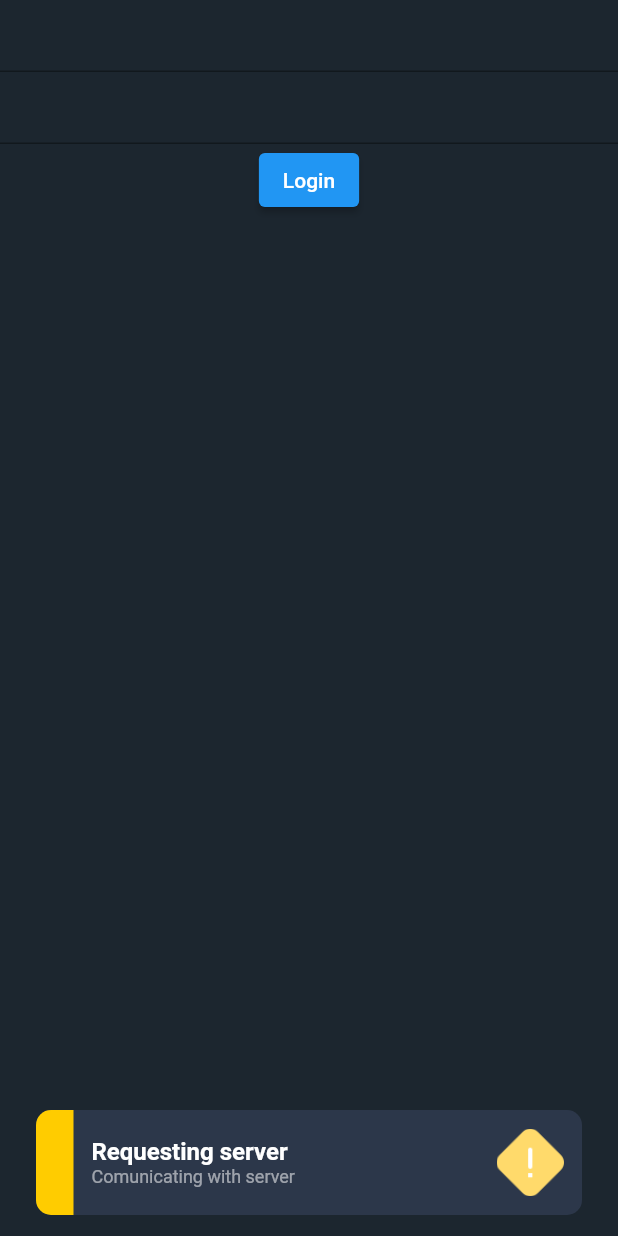
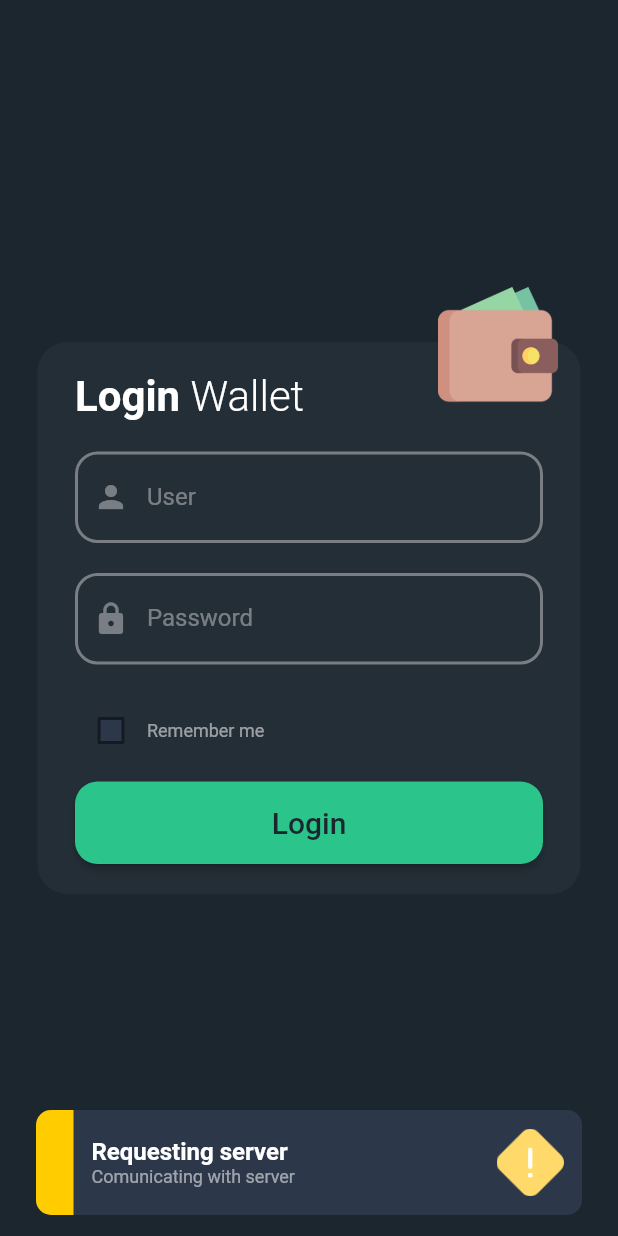
Before and after one commit to iamdiosilva/wallet-crud-flutter, a Flutter app: the screen it shows after launch, after a tap on "Login", on a phone screen of 412 x 824 dp. Run offline on Flutter 3.47's test engine with Material 2 defaults, Android fonts, the light colour scheme and no system bars; our stand-ins replace flutter_svg, smooth_page_indicator; accounts and stored records are empty.

Commit message:
:card_file_box: Login Page and Login Validation

```diff
--- /dev/null
+++ b/lib/core/theme/app_images.dart
@@ -0,0 +1,5 @@
+const String pngImagesPath = 'assets/images/png/';
+
+class AppImages {
+  static const wallet = '${pngImagesPath}wallet.png';
+}
--- a/lib/main.dart
+++ b/lib/main.dart
@@ -3,7 +3,6 @@ import 'package:provider/provider.dart';
 import 'package:wallet_crud/repositories/user_repository.dart';
 
 import 'view/app.dart';
-import 'view/login_page/login_page.dart';
 
 void main() {
   runApp(
@@ -11,7 +10,7 @@ void main() {
       providers: [
         ChangeNotifierProvider(create: (context) => UserRepository()),
       ],
-      child: App(),
+      child: const App(),
     ),
   );
 }
--- a/lib/view/home_page/home_page.dart
+++ b/lib/view/home_page/home_page.dart
@@ -1,15 +1,20 @@
 import 'package:flutter/material.dart';
+import 'package:provider/provider.dart';
 import 'package:smooth_page_indicator/smooth_page_indicator.dart';
 
 import '../../core/theme/app_colors.dart';
 import '../../core/theme/app_icons.dart';
 import '../../core/theme/app_text_styles.dart';
+import '../../repositories/user_repository.dart';
 import '../modal_sheet_views/modal_bottom_sheet_view.dart';
 import '../util/card_model.dart';
 import '../util/list_tile_transactions.dart';
 
+// ignore: must_be_immutable
 class HomePage extends StatelessWidget {
   HomePage({Key? key}) : super(key: key);
+
+  late UserRepository _userRepository;
 
   final PageController pCardsController = PageController(viewportFraction: 0.9);
 
@@ -17,6 +22,7 @@ class HomePage extends StatelessWidget {
 
   @override
   Widget build(BuildContext context) {
+    _userRepository = context.watch<UserRepository>();
     return Scaffold(
       key: _scaffold,
       floatingActionButtonLocation: FloatingActionButtonLocation.centerDocked,
@@ -49,7 +55,7 @@ class HomePage extends StatelessWidget {
                   children: [
                     Row(
                       children: [
-                        Text('My ', style: AppTextStyles.homeLabelBold),
+                        Text('${_userRepository.user.nickname} ', style: AppTextStyles.homeLabelBold),
                         Text('Wallet', style: AppTextStyles.homeLabel),
                       ],
                     ),
--- /dev/null
+++ b/lib/view/login_page/components/login_body.dart
@@ -0,0 +1,252 @@
+import 'package:flutter/material.dart';
+import 'package:provider/provider.dart';
+
+import '../../../core/theme/app_colors.dart';
+import '../../../core/theme/app_icons.dart';
+import '../../../core/theme/app_images.dart';
+import '../../../core/theme/app_text_styles.dart';
+import '../../../repositories/user_repository.dart';
+import '../../home_page/home_page.dart';
+import '../../util/custom_snackbar.dart';
+
+// ignore: must_be_immutable
+class LoginBody extends StatefulWidget {
+  final TextEditingController _userController = TextEditingController();
+  final TextEditingController _passController = TextEditingController();
+  late UserRepository _userRepository;
+
+  LoginBody({Key? key}) : super(key: key);
+
+  @override
+  State<LoginBody> createState() => _LoginBodyState();
+}
+
+class _LoginBodyState extends State<LoginBody> {
+  bool rememberMe = false;
+  @override
+  Widget build(BuildContext context) {
+    widget._userRepository = context.watch<UserRepository>();
+    return Padding(
+      padding: const EdgeInsets.symmetric(horizontal: 25),
+      child: Container(
+        decoration: BoxDecoration(
+          color: AppColors.baseColor500,
+          borderRadius: BorderRadius.circular(20),
+        ),
+        child: Padding(
+          padding: const EdgeInsets.symmetric(horizontal: 25),
+          child: Column(
+            children: [
+              const SizedBox(height: 20),
+              Row(
+                mainAxisAlignment: MainAxisAlignment.spaceBetween,
+                children: [
+                  Row(
+                    children: [
+                      Text('Login ', style: AppTextStyles.homeLabelBold),
+                      Text('Wallet', style: AppTextStyles.homeLabel),
+                    ],
+                  ),
+                  Stack(
+                    clipBehavior: Clip.none,
+                    children: [
+                      const SizedBox(
+                        height: 30,
+                        width: 30,
+                      ),
+                      Positioned(
+                        top: -60,
+                        right: -10,
+                        child: Image.asset(
+                          AppImages.wallet,
+                          width: 80,
+                        ),
+                      ),
+                    ],
+                  )
+                ],
+              ),
+              const SizedBox(height: 20),
+
+              //User form field
+              Form(
+                child: TextFormField(
+                  controller: widget._userController,
+                  keyboardType: TextInputType.text,
+                  decoration: InputDecoration(
+                    labelText: 'User',
+                    labelStyle: AppTextStyles.textFormLabel,
+                    prefixIcon: Icon(
+                      Icons.person,
+                      color: AppColors.white38,
+                    ),
+                    border: OutlineInputBorder(
+                      borderRadius: BorderRadius.circular(15),
+                    ),
+                    enabledBorder: OutlineInputBorder(
+                      borderSide: BorderSide(
+                        color: AppColors.white38,
+                        width: 2,
+                      ),
+                      borderRadius: BorderRadius.circular(15),
+                    ),
+                    focusedBorder: OutlineInputBorder(
+                      borderSide: BorderSide(
+                        color: AppColors.white70,
+                        width: 2,
+                      ),
+                      borderRadius: BorderRadius.circular(15),
+                    ),
+                  ),
+                  style: TextStyle(
+                    color: AppColors.white70,
+                    fontSize: 18,
+                  ),
+                ),
+              ),
+              const SizedBox(height: 20),
+
+              //password form field
+              Form(
+                child: TextFormField(
+                  obscureText: true,
+                  controller: widget._passController,
+                  keyboardType: TextInputType.text,
+                  decoration: InputDecoration(
+                    labelText: 'Password',
+                    labelStyle: AppTextStyles.textFormLabel,
+                    prefixIcon: Icon(
+                      Icons.lock,
+                      color: AppColors.white38,
+                    ),
+                    border: OutlineInputBorder(
+                      borderRadius: BorderRadius.circular(15),
+                    ),
+                    enabledBorder: OutlineInputBorder(
+                      borderSide: BorderSide(
+                        color: AppColors.white38,
+                        width: 2,
+                      ),
+                      borderRadius: BorderRadius.circular(15),
+                    ),
+                    focusedBorder: OutlineInputBorder(
+                      borderSide: BorderSide(
+                        color: AppColors.white70,
+                        width: 2,
+                      ),
+                      borderRadius: BorderRadius.circular(15),
+                    ),
+                  ),
+                  style: TextStyle(
+                    color: AppColors.white70,
+                    fontSize: 18,
+                  ),
+                ),
+              ),
+              const SizedBox(height: 20),
+
+              //checkbox
+              Row(
+                mainAxisAlignment: MainAxisAlignment.start,
+                children: [
+                  Checkbox(
+                    fillColor: MaterialStateProperty.all(AppColors.baseColor200),
+                    value: rememberMe,
+                    onChanged: (value) => setState(() {
+                      rememberMe = !rememberMe;
+                    }),
+                  ),
+                  Text('Remember me', style: AppTextStyles.listTileSubtitle),
+                ],
+              ),
+              const SizedBox(height: 10),
+
+              //login button
+              Row(
+                mainAxisAlignment: MainAxisAlignment.center,
+                children: [
+                  Expanded(
+                    child: ElevatedButton(
+                      style: ElevatedButton.styleFrom(
+                        primary: AppColors.success,
+                        shape: RoundedRectangleBorder(
+                          borderRadius: BorderRadius.circular(15),
+                        ),
+                      ),
+                      onPressed: () async => await _checkUser(widget._userController.text, widget._passController.text, context),
+                      child: Padding(
+                        padding: const EdgeInsets.symmetric(vertical: 16),
+                        child: Text(
+                          'Login',
+                          style: TextStyle(fontSize: 20, color: AppColors.baseColor),
+                        ),
+                      ),
+                    ),
+                  )
+                ],
+              ),
+              const SizedBox(height: 20),
+            ],
+          ),
+        ),
+      ),
+    );
+  }
+
+  //check if user is valid and login
+  _checkUser(String userName, String password, BuildContext context) async {
+    showCustomSnackbar(
+      scaffoldContext: context,
+      color: AppColors.warning,
+      durationMilliseconds: 3000,
+      title: 'Requesting server',
+      subtitle: 'Comunicating with server',
+      trailingImagePath: AppIcons.warning,
+    );
+
+    final response = await widget._userRepository.searchUser(widget._userController.text);
+    await Future.delayed(const Duration(milliseconds: 1000));
+
+    if (response.status == 500) {
+      showCustomSnackbarReplace(
+        scaffoldContext: context,
+        color: AppColors.error,
+        durationMilliseconds: 3000,
+        title: 'Comunication error',
+        subtitle: 'Something went wrong',
+        trailingImagePath: AppIcons.wrong,
+      );
+    } else if (response.status == 200) {
+      if (widget._userRepository.user.userName == userName && widget._userRepository.user.userPassword == password) {
+        showCustomSnackbarReplace(
+          scaffoldContext: context,
+          color: AppColors.success,
+          durationMilliseconds: 3000,
+          title: 'Login Successful',
+          subtitle: 'Welcome ${widget._userRepository.user.nickname}!',
+          trailingImagePath: AppIcons.check,
+        );
+        // ignore: use_build_context_synchronously
+        Navigator.pushReplacement(context, MaterialPageRoute(builder: (context) => HomePage()));
+      } else {
+        showCustomSnackbarReplace(
+          scaffoldContext: context,
+          color: AppColors.error,
+          durationMilliseconds: 3000,
+          title: 'Login error',
+          subtitle: 'User or password is incorrect',
+          trailingImagePath: AppIcons.wrong,
+        );
+      }
+    } else if (response.status == 406) {
+      showCustomSnackbarReplace(
+        scaffoldContext: context,
+        color: AppColors.error,
+        durationMilliseconds: 3000,
+        title: 'Login error',
+        subtitle: 'User or password is incorrect',
+        trailingImagePath: AppIcons.wrong,
+      );
+    }
+  }
+}
--- a/lib/view/login_page/login_page.dart
+++ b/lib/view/login_page/login_page.dart
@@ -1,102 +1,24 @@
 import 'package:flutter/material.dart';
-import 'package:provider/provider.dart';
 
 import '../../core/theme/app_colors.dart';
-import '../../core/theme/app_icons.dart';
-import '../../models/user_model.dart';
-import '../../repositories/user_repository.dart';
-import '../home_page/home_page.dart';
-import '../util/custom_snackbar.dart';
+import 'components/login_body.dart';
 
+// ignore: must_be_immutable
 class LoginPage extends StatelessWidget {
-  LoginPage({Key? key}) : super(key: key);
-
-  final TextEditingController _userController = TextEditingController();
-  final TextEditingController _passController = TextEditingController();
-  late UserRepository _userRepository;
+  const LoginPage({Key? key}) : super(key: key);
 
   @override
   Widget build(BuildContext context) {
-    _userRepository = context.watch<UserRepository>();
-
     return SafeArea(
       child: Scaffold(
         backgroundColor: AppColors.baseColor,
         body: Column(
+          mainAxisAlignment: MainAxisAlignment.center,
           children: [
-            Form(
-              child: TextFormField(
-                controller: _userController,
-              ),
-            ),
-            Form(
-              child: TextFormField(
-                controller: _passController,
-              ),
-            ),
-            ElevatedButton(
-                onPressed: () async {
-                  _checkUser(_userController.text, _passController.text, context);
-                },
-                child: Text('Login')),
+            LoginBody(),
           ],
         ),
       ),
     );
   }
-
-  _checkUser(String userName, String password, BuildContext context) async {
-    showCustomSnackbar(
-      scaffoldContext: context,
-      color: AppColors.warning,
-      durationMilliseconds: 3000,
-      title: 'Requesting server',
-      subtitle: 'Comunicating with server',
-      trailingImagePath: AppIcons.warning,
-    );
-
-    final response = await _userRepository.searchUser(_userController.text);
-    await Future.delayed(const Duration(milliseconds: 1000));
-
-    if (response.status == 500) {
-      showCustomSnackbarReplace(
-        scaffoldContext: context,
-        color: AppColors.error,
-        durationMilliseconds: 3000,
-        title: 'Comunication error',
-        subtitle: 'Something went wrong',
-        trailingImagePath: AppIcons.wrong,
-      );
-    } else if (response.status == 200) {
-      if (_userRepository.user.userName == userName && _userRepository.user.userPassword == password) {
-        showCustomSnackbarReplace(
-          scaffoldContext: context,
-          color: AppColors.success,
-          durationMilliseconds: 3000,
-          title: 'Login Successful',
-          subtitle: 'Login successful with user ${_userRepository.user.nickname}',
-          trailingImagePath: AppIcons.check,
-        );
-        Navigator.pushReplacement(context, MaterialPageRoute(builder: (context) => HomePage()));
-      } else {
-        showCustomSnackbarReplace(
-          scaffoldContext: context,
-          color: AppColors.error,
-          durationMilliseconds: 3000,
-          title: 'Login error',
-          subtitle: 'User or password is incorrect',
-          trailingImagePath: AppIcons.wrong,
-        );
-      }
-    } else if (response.status == 406) {
-      showCustomSnackbarReplace(
-        scaffoldContext: context,
-        color: AppColors.error,
-        durationMilliseconds: 3000,
-        title: 'Login error',
-        subtitle: 'User or password is incorrect',
-        trailingImagePath: AppIcons.wrong,
-      );
-    }
-  }
 }
--- a/pubspec.yaml
+++ b/pubspec.yaml
@@ -70,6 +70,7 @@ flutter:
     - assets/icons/png/
     - assets/icons/svg/
     - assets/icons/lottie/
+    - assets/images/png/
   #   - images/a_dot_ham.jpeg
 
   # An image asset can refer to one or more resolution-specific "variants", see
```
Also changed, not shown: assets/images/png/wallet.png (added).
